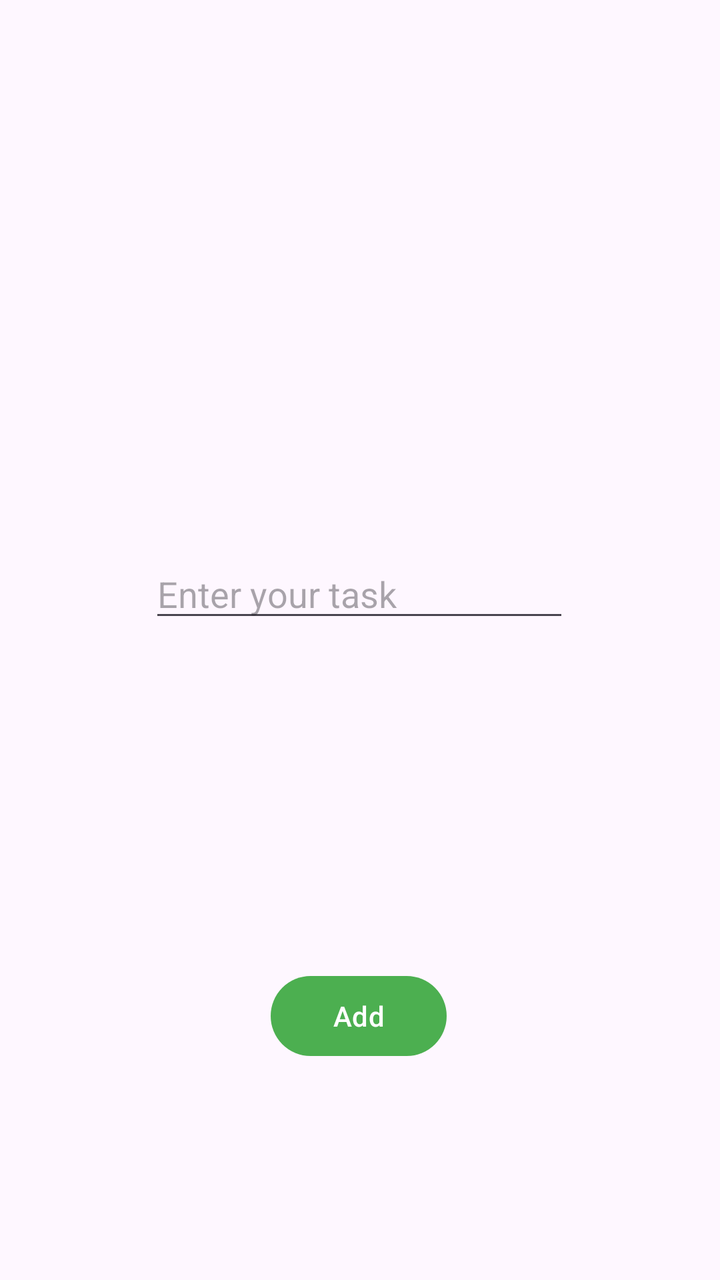
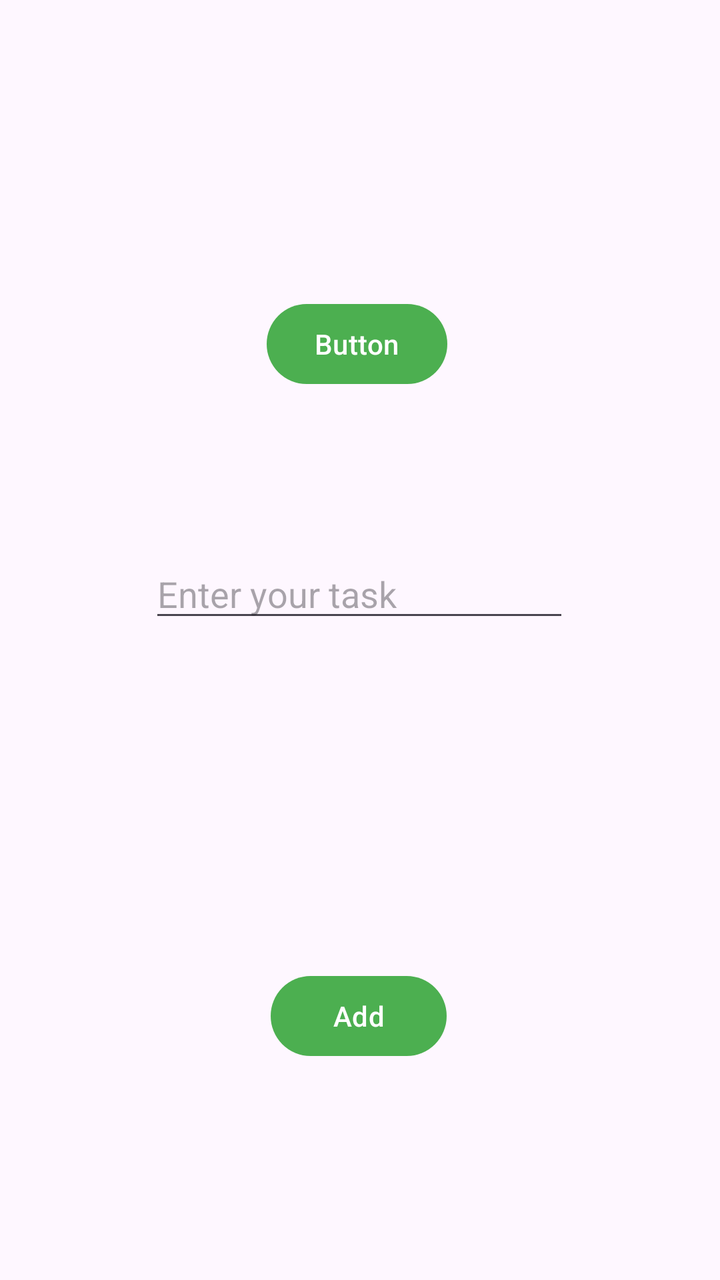

An Android layout rendered at two revisions. The XML below is the earlier revision; the diff shows what the commit changed to produce the second picture.
<!-- AndroidManifest.xml: application theme Theme.ECO -->
<!-- res/layout/fragment_customize.xml -->
<?xml version="1.0" encoding="utf-8"?>
<androidx.constraintlayout.widget.ConstraintLayout xmlns:android="http://schemas.android.com/apk/res/android"
    xmlns:app="http://schemas.android.com/apk/res-auto"
    xmlns:tools="http://schemas.android.com/tools"
    android:layout_width="match_parent"
    android:layout_height="match_parent"
    tools:context=".customize">


    <Button
        android:id="@+id/addBtn"
        android:layout_width="wrap_content"
        android:layout_height="wrap_content"
        android:layout_marginBottom="108dp"
        android:text="Add"
        app:layout_constraintBottom_toBottomOf="parent"
        app:layout_constraintEnd_toEndOf="parent"
        app:layout_constraintHorizontal_bias="0.498"
        app:layout_constraintStart_toStartOf="parent" />

    <EditText
        android:id="@+id/firstTask"
        android:layout_width="wrap_content"
        android:layout_height="wrap_content"
        android:layout_marginBottom="168dp"
        android:ems="10"
        android:inputType="text"
        android:hint="Enter your task"
        app:layout_constraintBottom_toTopOf="@+id/addBtn"
        app:layout_constraintEnd_toEndOf="parent"
        app:layout_constraintHorizontal_bias="0.497"
        app:layout_constraintStart_toStartOf="parent" />

</androidx.constraintlayout.widget.ConstraintLayout>
<!-- resources referenced by this layout -->
<resources>
  <style name="Theme.ECO" parent="Base.Theme.ECO" />
  <style name="Base.Theme.ECO" parent="Theme.Material3.DayNight.NoActionBar">
          
          
          <item name="colorPrimary">@color/green</item>
          <item name="colorPrimaryVariant">@color/green</item>
          <item name="android:statusBarColor">@color/green</item>
      </style>
  <color name="green">#4CAF50</color>
</resources>

<!-- the commit's change to res/layout/fragment_customize.xml (unified diff, before → after) -->
@@ -31,4 +31,15 @@
         app:layout_constraintHorizontal_bias="0.497"
         app:layout_constraintStart_toStartOf="parent" />
 
+    <Button
+        android:id="@+id/btn2"
+        android:layout_width="wrap_content"
+        android:layout_height="wrap_content"
+        android:layout_marginTop="148dp"
+        android:text="Button"
+        app:layout_constraintEnd_toEndOf="parent"
+        app:layout_constraintHorizontal_bias="0.495"
+        app:layout_constraintStart_toStartOf="parent"
+        app:layout_constraintTop_toTopOf="parent" />
+
 </androidx.constraintlayout.widget.ConstraintLayout>
